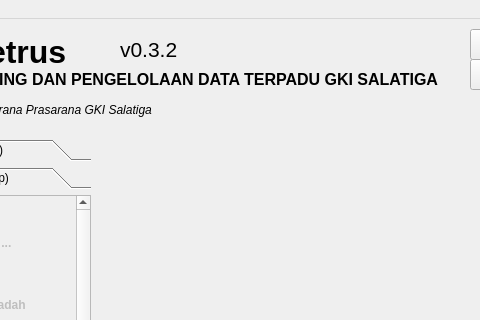
Qt form qtdesigner-ui/screen_main.ui (gkisalatiga/simon-petrus) before a commit; both pictures show x 150 to 630 and y 0 to 320 of the 847 by 713 pixel window.
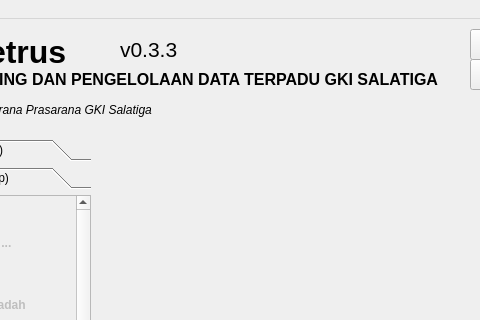
The same form after that commit. The open tabs and pages were chosen to show the change.

```diff
--- a/qtdesigner-ui/screen_main.ui
+++ b/qtdesigner-ui/screen_main.ui
@@ -384,7 +384,7 @@
      <rect>
       <x>270</x>
       <y>10</y>
-      <width>61</width>
+      <width>241</width>
       <height>41</height>
      </rect>
     </property>
@@ -394,7 +394,7 @@
      </font>
     </property>
     <property name="text">
-     <string>v0.3.2</string>
+     <string>v0.3.3</string>
     </property>
     <property name="alignment">
      <set>Qt::AlignLeading|Qt::AlignLeft|Qt::AlignVCenter</set>
```
Left out of the diff: 4 changed lines with no effect on the pictures.
